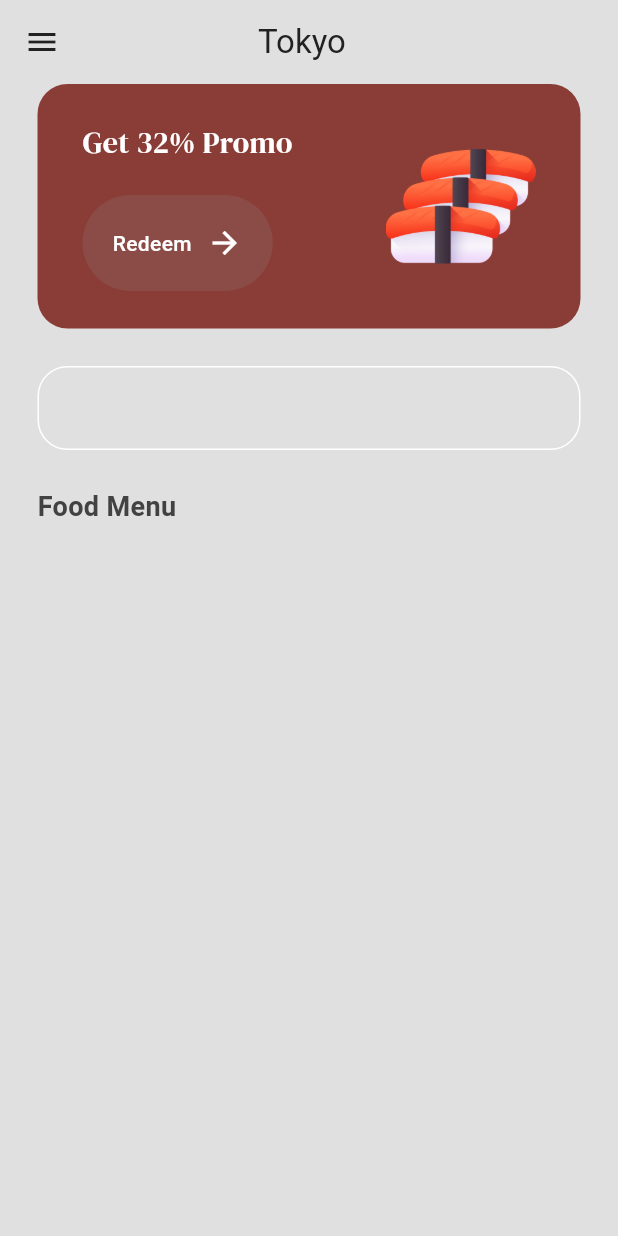
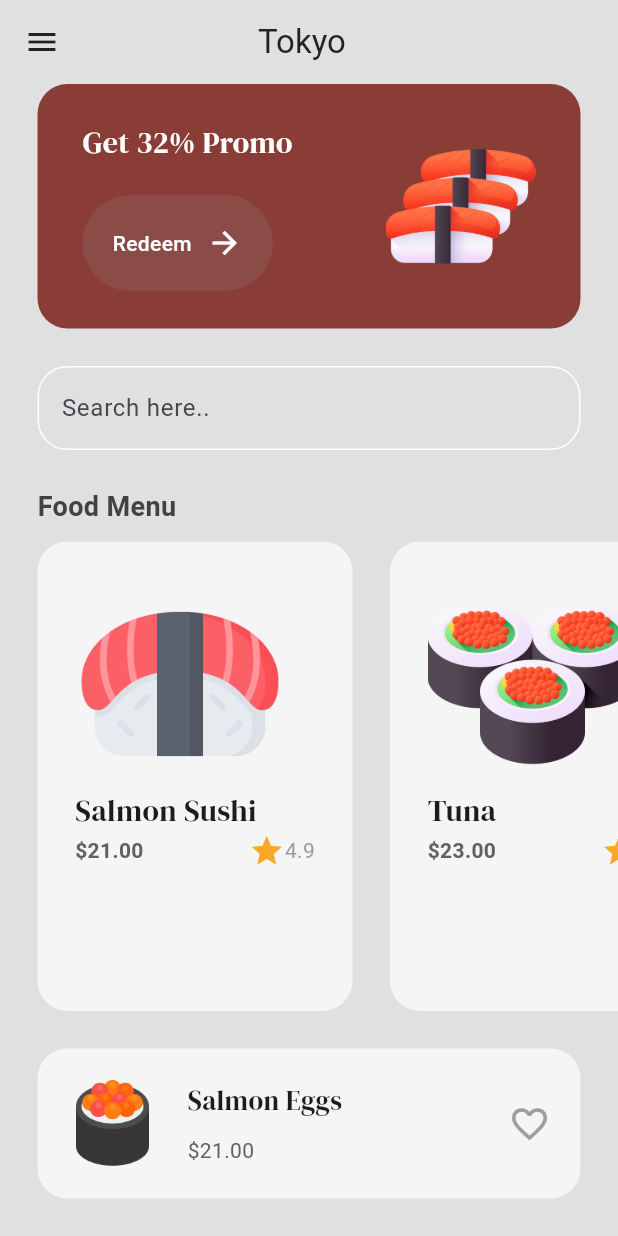
Before and after one commit to namanmahajan2020/Sushi-Restaurant-App, a Flutter app: the MenuPage screen opened by its route, on a phone screen of 412 x 824 dp. Run offline on Flutter 3.47's test engine with Material 3 defaults, Android fonts, the phone set to English and light mode, and no system bars; our stand-ins replace google_fonts.

Commit message:
food tile

```diff
--- a/lib/Pages/menu_page.dart
+++ b/lib/Pages/menu_page.dart
@@ -1,6 +1,8 @@
 import 'package:flutter/material.dart';
 import 'package:google_fonts/google_fonts.dart';
 import 'package:sushi_restaurant_app/components/button.dart';
+import 'package:sushi_restaurant_app/components/food_tile.dart';
+import 'package:sushi_restaurant_app/models/food.dart';
 import 'package:sushi_restaurant_app/theme/colors.dart';
 
 class MenuPage extends StatefulWidget {
@@ -11,6 +13,20 @@ class MenuPage extends StatefulWidget {
 }
 
 class _MenuePageState extends State<MenuPage> {
+  List foodMenu = [
+    Food(
+      name: "Salmon Sushi",
+      price: "21.00",
+      iamgePath: "lib/images/salmon_sushi.png",
+      rating: "4.9",
+    ),
+    Food(
+      name: "Tuna",
+      price: "23.00",
+      iamgePath: "lib/images/tuna.png",
+      rating: "4.3",
+    ),
+  ];
   @override
   Widget build(BuildContext context) {
     return Scaffold(
@@ -27,6 +43,7 @@ class _MenuePageState extends State<MenuPage> {
       ),
       body: Column(
         crossAxisAlignment: CrossAxisAlignment.start,
+        mainAxisAlignment: MainAxisAlignment.spaceEvenly,
         children: [
           Container(
             decoration: BoxDecoration(
@@ -73,6 +90,7 @@ class _MenuePageState extends State<MenuPage> {
                   borderSide: BorderSide(color: Colors.white),
                   borderRadius: BorderRadius.circular(20),
                 ),
+                hintText: "Search here..",
               ),
             ),
           ),
@@ -89,6 +107,48 @@ class _MenuePageState extends State<MenuPage> {
             ),
           ),
           const SizedBox(height: 10),
+          Expanded(
+            child: ListView.builder(
+              scrollDirection: Axis.horizontal,
+              itemCount: foodMenu.length,
+              itemBuilder: (context, index) => FoodTile(food: foodMenu[index]),
+            ),
+          ),
+          const SizedBox(height: 25),
+          Container(
+            decoration: BoxDecoration(
+              color: Colors.grey[100],
+              borderRadius: BorderRadius.circular(20),
+            ),
+            margin: EdgeInsets.only(left: 25, right: 25, bottom: 25),
+            padding: EdgeInsets.all(20),
+            child: Row(
+              mainAxisAlignment: MainAxisAlignment.spaceBetween,
+              children: [
+                Row(
+                  children: [
+                    Image.asset("lib/images/salmon_eggs.png", height: 60),
+                    SizedBox(width: 20),
+                    Column(
+                      crossAxisAlignment: CrossAxisAlignment.start,
+                      children: [
+                        Text(
+                          "Salmon Eggs",
+                          style: GoogleFonts.dmSerifDisplay(fontSize: 18),
+                        ),
+                        const SizedBox(height: 10),
+                        Text(
+                          "\$21.00",
+                          style: TextStyle(color: Colors.grey[700]),
+                        ),
+                      ],
+                    ),
+                  ],
+                ),
+                Icon(Icons.favorite_outline, color: Colors.grey, size: 28),
+              ],
+            ),
+          ),
         ],
       ),
     );
--- /dev/null
+++ b/lib/components/food_tile.dart
@@ -0,0 +1,48 @@
+import 'package:flutter/material.dart';
+import 'package:google_fonts/google_fonts.dart';
+import 'package:sushi_restaurant_app/models/food.dart';
+
+class FoodTile extends StatelessWidget {
+  final Food food;
+  const FoodTile({super.key, required this.food});
+
+  @override
+  Widget build(BuildContext context) {
+    return Container(
+      decoration: BoxDecoration(
+        color: Colors.grey[100],
+        borderRadius: BorderRadius.circular(20),
+      ),
+      margin: const EdgeInsets.only(left: 25),
+      padding: const EdgeInsets.all(25),
+      child: Column(
+        crossAxisAlignment: CrossAxisAlignment.start,
+        children: [
+          Image.asset(food.iamgePath, height: 140),
+          Text(food.name, style: GoogleFonts.dmSerifDisplay(fontSize: 20)),
+          SizedBox(
+            width: 160,
+            child: Row(
+              mainAxisAlignment: MainAxisAlignment.spaceBetween,
+              children: [
+                Text(
+                  '\$' + food.price,
+                  style: TextStyle(
+                    color: Colors.grey[700],
+                    fontWeight: FontWeight.bold,
+                  ),
+                ),
+                Row(
+                  children: [
+                    Icon(Icons.star, color: Colors.yellow[800]),
+                    Text(food.rating, style: TextStyle(color: Colors.grey)),
+                  ],
+                ),
+              ],
+            ),
+          ),
+        ],
+      ),
+    );
+  }
+}
--- /dev/null
+++ b/lib/models/food.dart
@@ -0,0 +1,18 @@
+class Food {
+  String name;
+  String price;
+  String iamgePath;
+  String rating;
+
+  Food({
+    required this.name,
+    required this.price,
+    required this.iamgePath,
+    required this.rating,
+  });
+
+  String get _name => name;
+  String get _price => price;
+  String get _imagePath => iamgePath;
+  String get _rating => rating;
+}
```
